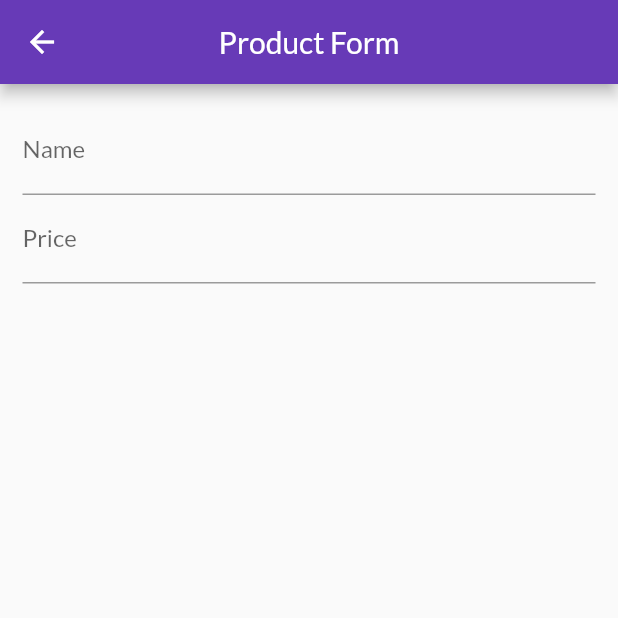
After one commit to Luis020-hub/Shop, a Flutter app: the ProductFormPage screen opened by its route, on a phone screen of 412 x 824 dp, the top half of it. The commit adds this screen. Run offline on Flutter 3.47's test engine with Material 2 defaults, Android fonts, the phone set to English and light mode, and no system bars; network calls fail.

Commit message:
25/02/2023
- Estilizando o componente product_item.dart.
- Criada a pagina de formulário do produto.
- Adicionando a rota do formulário.

```diff
--- a/lib/components/product_item.dart
+++ b/lib/components/product_item.dart
@@ -19,10 +19,12 @@ class ProductItem extends StatelessWidget {
           children: [
             IconButton(
               icon: const Icon(Icons.edit),
+              color: Theme.of(context).colorScheme.primary,
               onPressed: () {},
             ),
             IconButton(
               icon: const Icon(Icons.delete),
+              color: Theme.of(context).errorColor,
               onPressed: () {},
             ),
           ],
--- a/lib/main.dart
+++ b/lib/main.dart
@@ -6,6 +6,7 @@ import 'package:shop/models/product_list.dart';
 import 'package:shop/pages/cart_page.dart';
 import 'package:shop/pages/orders_page.dart';
 import 'package:shop/pages/product_detail_page.dart';
+import 'package:shop/pages/product_form_page.dart';
 import 'package:shop/pages/products_overview_page.dart';
 import 'package:shop/pages/products_page.dart';
 import 'package:shop/utils/app_rotues.dart';
@@ -48,6 +49,7 @@ class MyApp extends StatelessWidget {
           AppRoutes.cart: (ctx) => const CartPage(),
           AppRoutes.orders: (ctx) => const OrdersPage(),
           AppRoutes.products: (ctx) => const ProductsPage(),
+          AppRoutes.product_form: (ctx) => const ProductFormPage(),
         },
         debugShowCheckedModeBanner: false,
       ),
--- /dev/null
+++ b/lib/pages/product_form_page.dart
@@ -0,0 +1,45 @@
+import 'package:flutter/material.dart';
+
+class ProductFormPage extends StatefulWidget {
+  const ProductFormPage({super.key});
+
+  @override
+  _ProductFormPageState createState() => _ProductFormPageState();
+}
+
+class _ProductFormPageState extends State<ProductFormPage> {
+  @override
+  Widget build(BuildContext context) {
+    final _priceFocus = FocusNode();
+
+    return Scaffold(
+      appBar: AppBar(
+        centerTitle: true,
+        title: const Text('Product Form'),
+      ),
+      body: Padding(
+        padding: const EdgeInsets.all(15),
+        child: Form(
+          child: ListView(
+            children: [
+              TextFormField(
+                decoration: const InputDecoration(labelText: 'Name'),
+                textInputAction: TextInputAction.next,
+                onFieldSubmitted: (_) {
+                  FocusScope.of(context).requestFocus(_priceFocus);
+                },
+              ),
+              TextFormField(
+                decoration: const InputDecoration(labelText: 'Price'),
+                focusNode: _priceFocus,
+                keyboardType: const TextInputType.numberWithOptions(
+                  decimal: true,
+                ),
+              ),
+            ],
+          ),
+        ),
+      ),
+    );
+  }
+}
--- a/lib/pages/products_page.dart
+++ b/lib/pages/products_page.dart
@@ -2,6 +2,7 @@ import 'package:flutter/material.dart';
 import 'package:provider/provider.dart';
 import 'package:shop/components/app_drawer.dart';
 import 'package:shop/components/product_item.dart';
+import 'package:shop/utils/app_rotues.dart';
 
 import '../models/product_list.dart';
 
@@ -15,6 +16,16 @@ class ProductsPage extends StatelessWidget {
       appBar: AppBar(
         centerTitle: true,
         title: const Text('Manage Products'),
+        actions: [
+          IconButton(
+            icon: Icon(Icons.add),
+            onPressed: () {
+              Navigator.of(context).pushNamed(
+                AppRoutes.product_form,
+              );
+            },
+          ),
+        ],
       ),
       drawer: const AppDrawer(),
       body: Padding(
--- a/lib/utils/app_rotues.dart
+++ b/lib/utils/app_rotues.dart
@@ -4,4 +4,5 @@ class AppRoutes {
   static const cart = '/cart';
   static const orders = '/orders';
   static const products = '/products';
+  static const product_form = '/product-form';
 }
```
